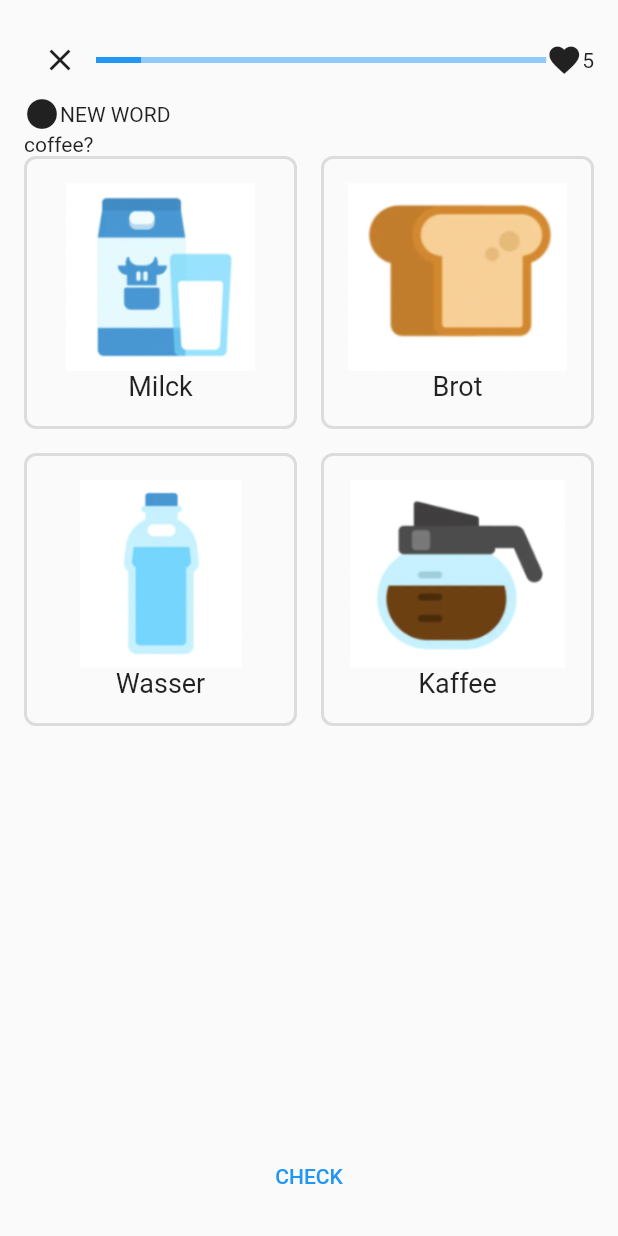
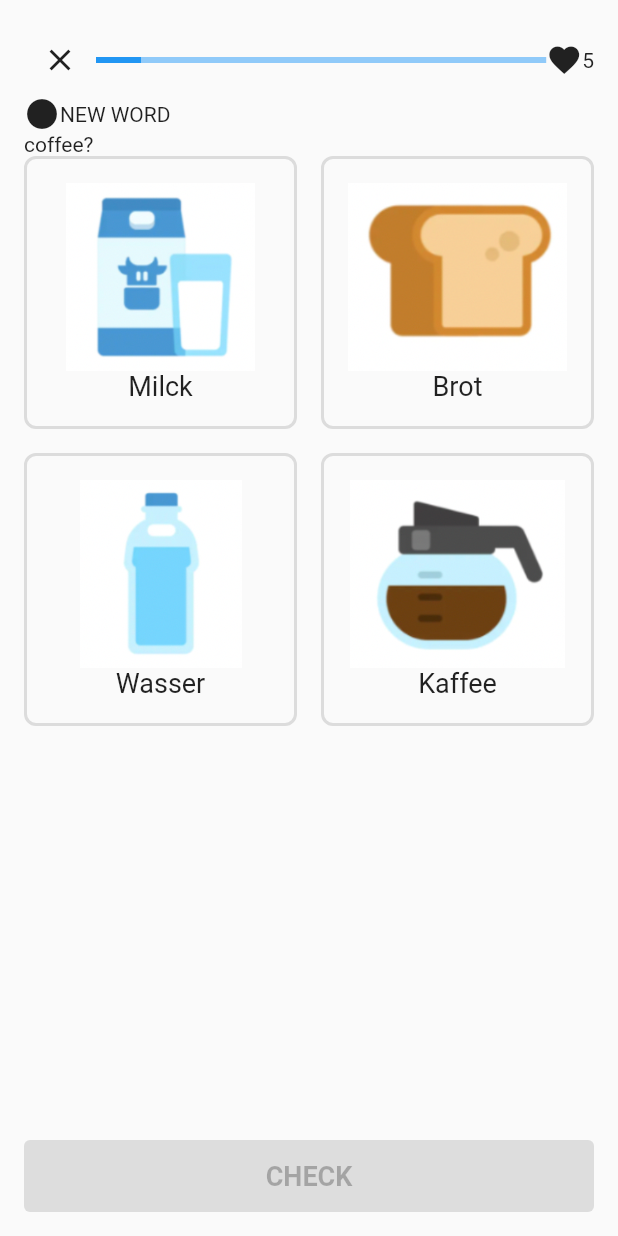
Before and after one commit to KobayashiYoh/weekly_trace_challenge, a Flutter app: the UI20221124Page screen opened directly, on a phone screen of 412 x 824 dp. Run offline on Flutter 3.47's test engine with Material 2 defaults, Android fonts, the light colour scheme and no system bars.

Commit message:
ボタンのUIを修正

```diff
--- a/lib/ui_20221124/ui_20221124_page.dart
+++ b/lib/ui_20221124/ui_20221124_page.dart
@@ -22,7 +22,7 @@ class UI20221124Page extends StatelessWidget {
           ),
           Text(
             text,
-            style: TextStyle(fontSize: 18.0),
+            style: const TextStyle(fontSize: 18.0),
           ),
         ],
       ),
@@ -77,9 +77,23 @@ class UI20221124Page extends StatelessWidget {
                   ],
                 ),
               ),
-              TextButton(
-                onPressed: () {},
-                child: Text('CHECK'),
+              SizedBox(
+                width: double.infinity,
+                height: 48.0,
+                child: TextButton(
+                  onPressed: () {},
+                  style: TextButton.styleFrom(
+                    backgroundColor: const Color(0xFFDDDDDD),
+                    primary: Colors.black26,
+                  ),
+                  child: const Text(
+                    'CHECK',
+                    style: TextStyle(
+                      fontWeight: FontWeight.bold,
+                      fontSize: 18.0,
+                    ),
+                  ),
+                ),
               ),
             ],
           ),
```
